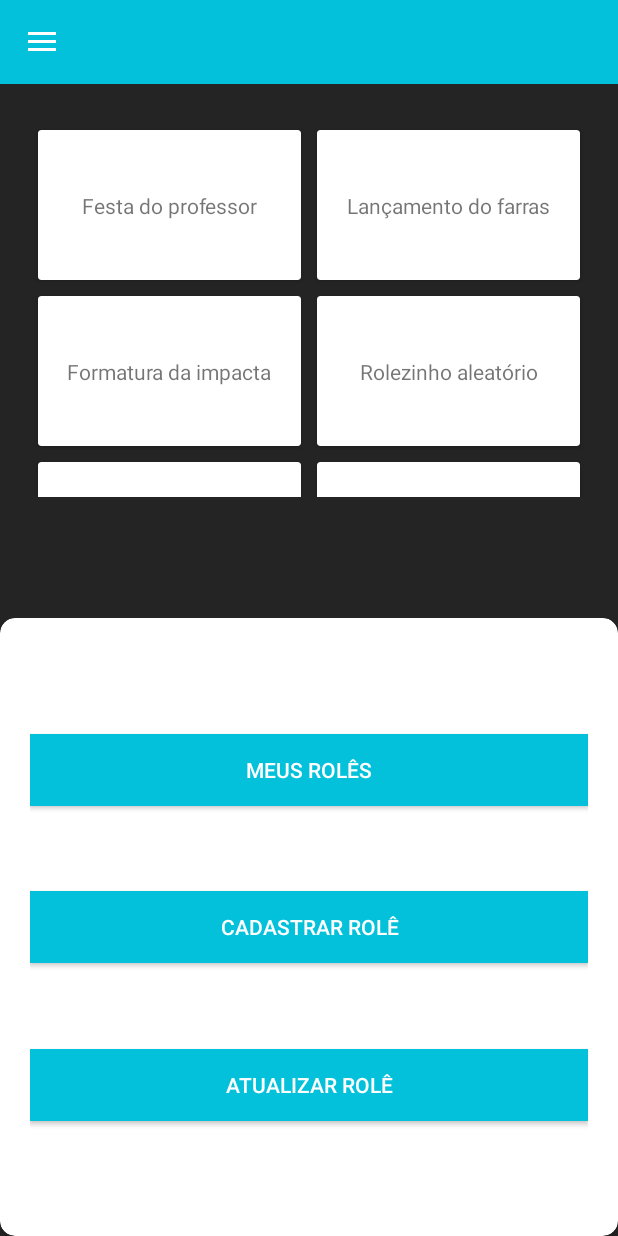
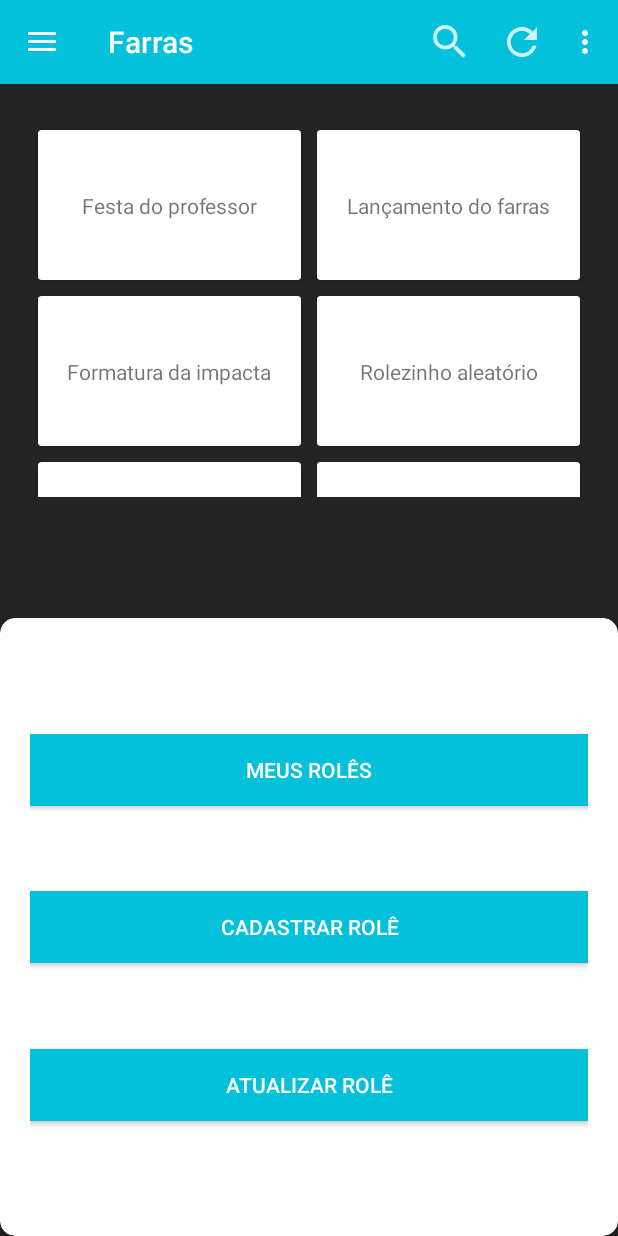
Before and after one commit to PauloFerreira00/projeto_ddm, an Android app: the screen it shows after launch (MainActivity), on a phone screen of 412 x 824 dp. Run offline under Robolectric (Android 15) with nearby library versions, the phone set to English and light mode, and no system bars.

Commit message:
Adjusting toolbar

```diff
--- a/appzinho/app/src/main/AndroidManifest.xml
+++ b/appzinho/app/src/main/AndroidManifest.xml
@@ -14,7 +14,8 @@
         <activity android:name=".features.login.LoginActivity">
 
         </activity>
-        <activity android:name=".features.main.MainActivity">
+        <activity android:name=".features.main.MainActivity"
+            android:theme="@style/AppTheme.Toolbar">
             <intent-filter>
                 <action android:name="android.intent.action.MAIN" />
 
--- a/appzinho/app/src/main/java/br/com/farras/appzinho/features/main/MainActivity.kt
+++ b/appzinho/app/src/main/java/br/com/farras/appzinho/features/main/MainActivity.kt
@@ -32,8 +32,8 @@ class MainActivity : AppCompatActivity(), NavigationView.OnNavigationItemSelecte
         super.onCreate(savedInstanceState)
         setContentView(R.layout.activity_main)
 
-//        setSupportActionBar(toolbar)
-//        supportActionBar?.setDisplayHomeAsUpEnabled(true)
+        setSupportActionBar(toolbar)
+        supportActionBar?.setDisplayHomeAsUpEnabled(true)
 
         setupEvents()
         setupView()
@@ -84,12 +84,11 @@ class MainActivity : AppCompatActivity(), NavigationView.OnNavigationItemSelecte
             R.id.item_action_logout -> finish()
         }
 
-//        drawer_layout.closeDrawer(GravityCompat.START)
+        drawer_layout.closeDrawer(GravityCompat.START)
         return true
     }
 
     private fun setupNavigationDrawer() {
-        supportActionBar?.hide()
         var toogle = ActionBarDrawerToggle(
             this,
             drawer_layout,
--- a/appzinho/app/src/main/res/values/styles.xml
+++ b/appzinho/app/src/main/res/values/styles.xml
@@ -12,4 +12,9 @@
         <item name="background">@color/colorPrimary</item>
     </style>
 
+    <style name="AppTheme.Toolbar" parent="AppTheme">
+        <item name="windowActionBar">false</item>
+        <item name="windowNoTitle">true</item>
+    </style>
+
 </resources>
```
